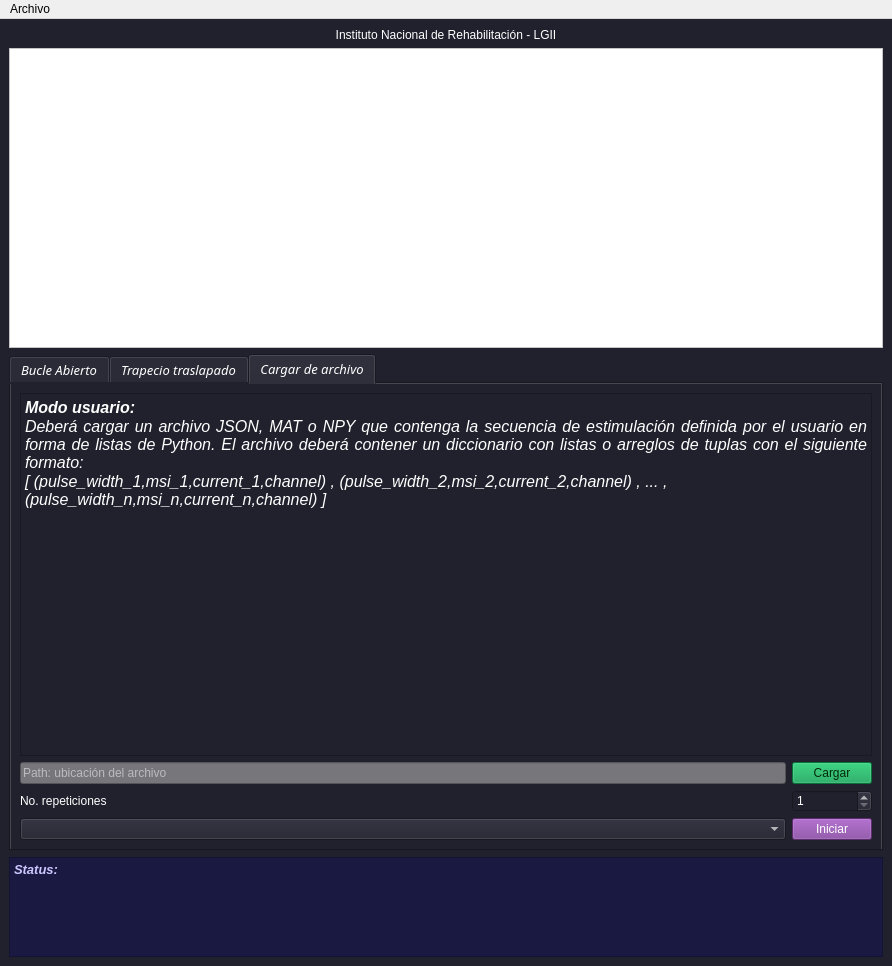
Old version of the form GUI/NP_GUI.ui in the repository Gwerr1002/NeuroprotesisINR.
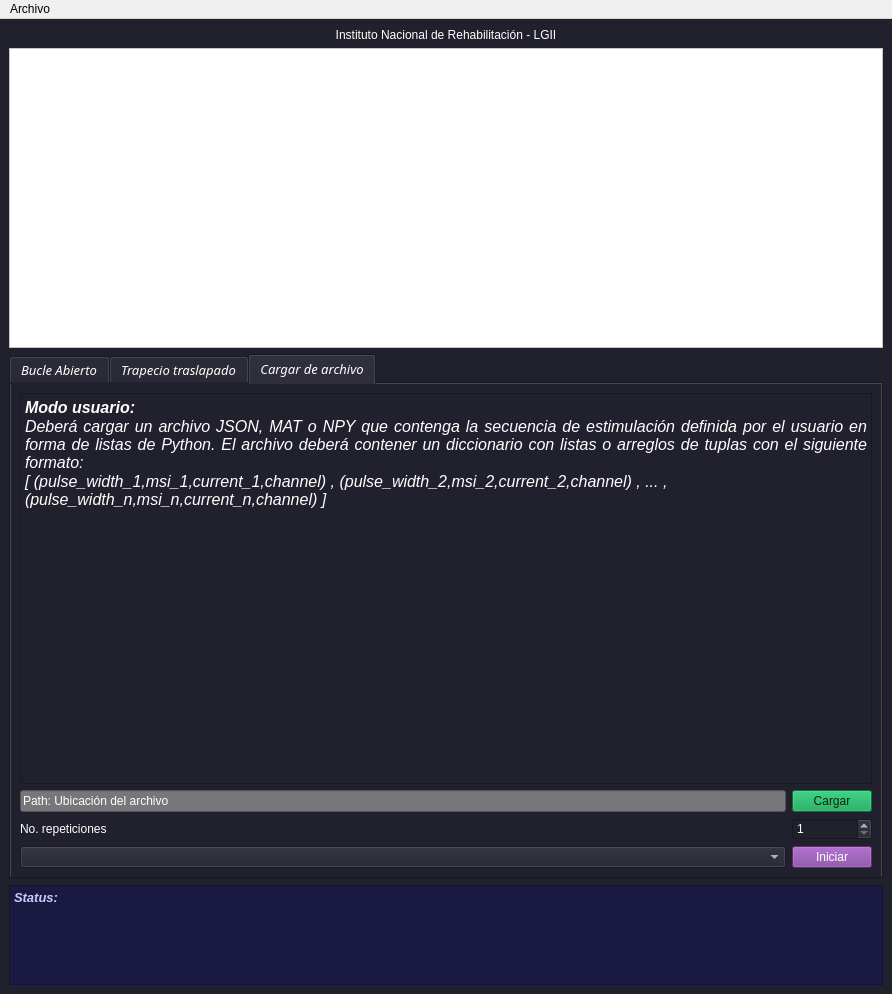
New version of the form. Icons and pictures are not drawn. Custom widgets are drawn as their Qt base class.

Commit message: Cambios finales en la GUI Principalmente traduje la GUI de xml a python

Diff of the .ui file:
```diff
--- a/GUI/NP_GUI.ui
+++ b/GUI/NP_GUI.ui
@@ -7,7 +7,7 @@
     <x>0</x>
     <y>0</y>
     <width>892</width>
-    <height>966</height>
+    <height>994</height>
    </rect>
   </property>
   <property name="windowTitle">
@@ -570,6 +570,17 @@
         </item>
         <item>
          <layout class="QGridLayout" name="gridLayout_3">
+          <item row="3" column="1">
+           <widget class="QPushButton" name="Iniciar_fromfile">
+            <property name="styleSheet">
+             <string notr="true">color: rgb(255, 255, 255);
+background-color: rgb(129, 61, 156);</string>
+            </property>
+            <property name="text">
+             <string>Iniciar</string>
+            </property>
+           </widget>
+          </item>
           <item row="1" column="0">
            <widget class="QLabel" name="No_ite_usr_label">
             <property name="text">
@@ -577,17 +588,6 @@
             </property>
            </widget>
           </item>
-          <item row="2" column="1">
-           <widget class="QPushButton" name="IniciarTT_2">
-            <property name="styleSheet">
-             <string notr="true">color: rgb(255, 255, 255);
-background-color: rgb(129, 61, 156);</string>
-            </property>
-            <property name="text">
-             <string>Iniciar</string>
-            </property>
-           </widget>
-          </item>
           <item row="1" column="1">
            <widget class="QSpinBox" name="No_iter_usr">
             <property name="minimum">
@@ -598,11 +598,8 @@
             </property>
            </widget>
           </item>
-          <item row="2" column="0">
-           <widget class="KComboBox" name="kcombobox"/>
-          </item>
           <item row="0" column="1">
-           <widget class="QPushButton" name="pushButton">
+           <widget class="QPushButton" name="load_file">
             <property name="styleSheet">
              <string notr="true">background-color: rgb(8, 158, 79);
 color: rgb(3, 42, 8);</string>
@@ -612,23 +609,17 @@
             </property>
            </widget>
           </item>
+          <item row="3" column="0">
+           <widget class="QComboBox" name="SelectStim"/>
+          </item>
           <item row="0" column="0">
-           <widget class="KLineEdit" name="path">
+           <widget class="QLineEdit" name="path">
             <property name="styleSheet">
              <string notr="true">font: 75 oblique 12pt &quot;Tlwg Typo&quot;;
 background-color: rgb(119, 118, 123);</string>
             </property>
-            <property name="placeholderText">
-             <string>Path: ubicación del archivo</string>
-            </property>
-            <property name="urlDropsEnabled">
-             <bool>true</bool>
-            </property>
-            <property name="clickMessage">
-             <string>Path: ubicación del archivo</string>
-            </property>
-            <property name="showClearButton" stdset="0">
-             <bool>true</bool>
+            <property name="text">
+             <string>Path: Ubicación del archivo</string>
             </property>
            </widget>
           </item>
@@ -712,18 +703,6 @@
    </property>
   </action>
  </widget>
- <customwidgets>
-  <customwidget>
-   <class>KComboBox</class>
-   <extends>QComboBox</extends>
-   <header>kcombobox.h</header>
-  </customwidget>
-  <customwidget>
-   <class>KLineEdit</class>
-   <extends>QLineEdit</extends>
-   <header>klineedit.h</header>
-  </customwidget>
- </customwidgets>
  <resources/>
  <connections/>
 </ui>
```
The commit also changes 2 other files.
